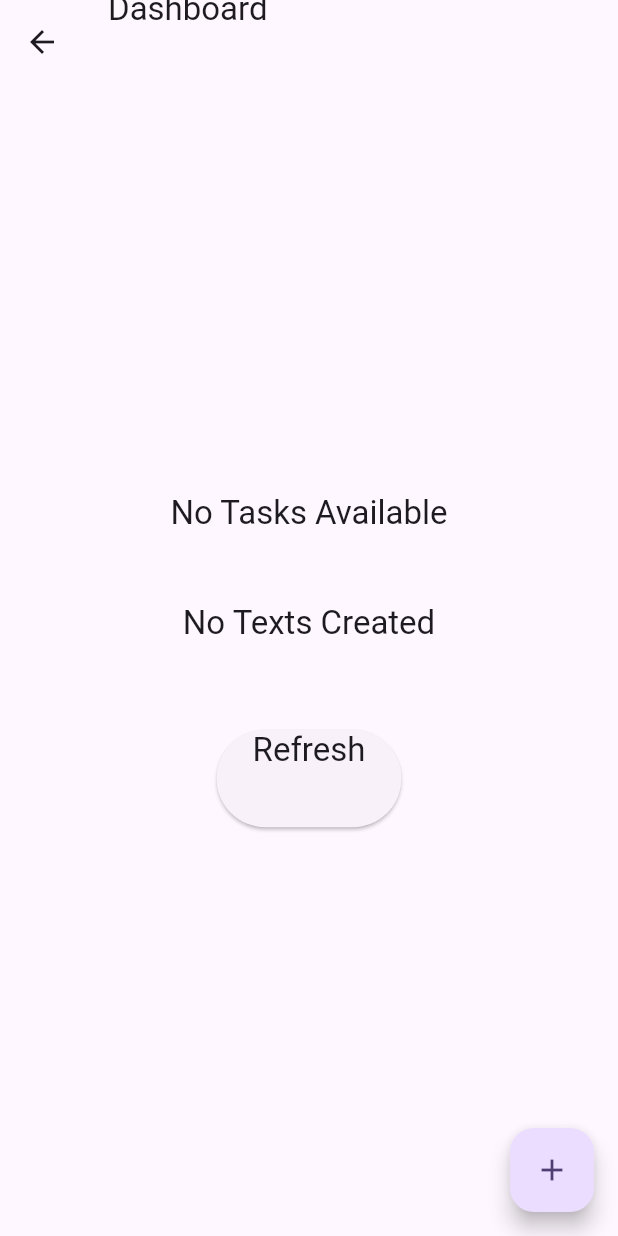
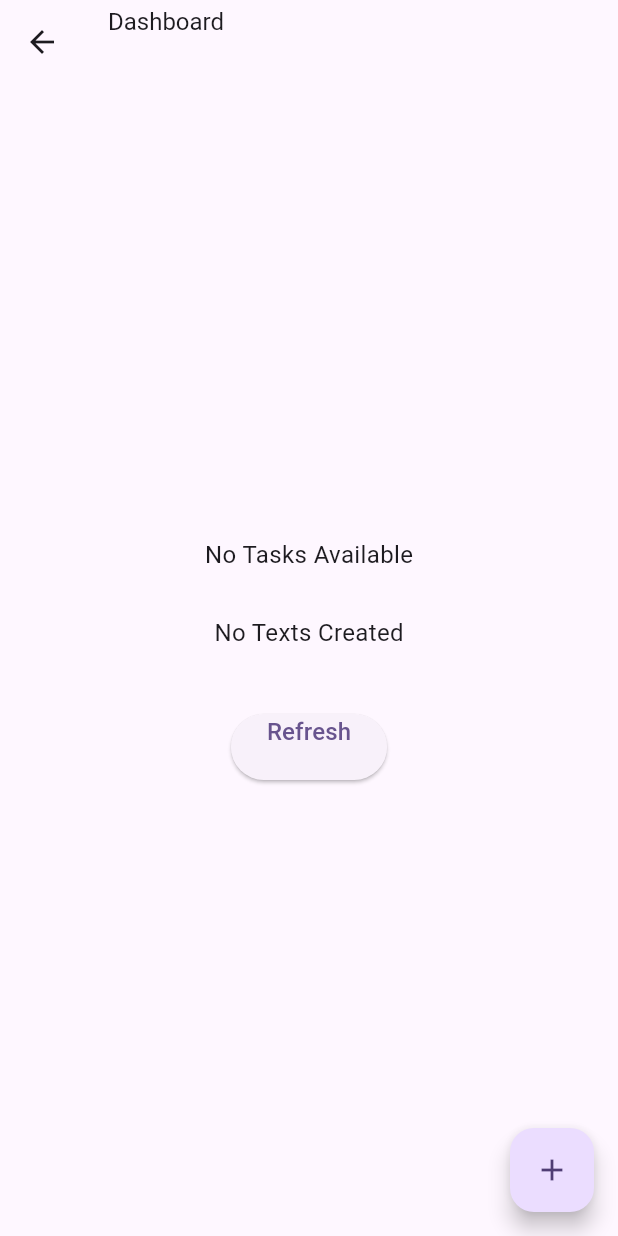
Before and after one commit to AayushChandorkar/kanban_app, a Flutter app: the DashboardPage screen opened by its route, on a phone screen of 412 x 824 dp. Run offline on Flutter 3.47's test engine with Material 3 defaults, Android fonts, the phone set to English and light mode, and no system bars; our stand-ins replace cloud_firestore, connectivity_plus, drift, firebase_auth, firebase_core, flutter_bloc and 1 more; accounts and stored records are empty; generated files the repository leaves out were written again; network calls fail.

Commit message:
String localisation and reusable widgets added

```diff
--- a/lib/core/utils/custom_text.dart
+++ b/lib/core/utils/custom_text.dart
@@ -3,29 +3,27 @@ import 'package:flutter/material.dart';
 class DetailText extends StatelessWidget {
   final String label;
   final String? value;
-  final double spacing;
+  final double? textSize;
 
   const DetailText({
     super.key,
     required this.label,
     this.value,
-    this.spacing = 16,
+    this.textSize,
   });
 
   @override
   Widget build(BuildContext context) {
-    return Padding(
-      padding: EdgeInsets.only(bottom: spacing),
-      child: Column(
+    return Column(
       crossAxisAlignment: CrossAxisAlignment.start,
       children: [
         Text(
           label,
-            style: Theme.of(context).textTheme.titleLarge,
+          overflow: TextOverflow.visible,
+          style: TextStyle(fontSize: textSize ?? 16)
         ),
         Text(value ?? ""),
       ],
-      ),
     );
   }
 }
--- a/lib/features/tasks/presentation/screens/add_task_page.dart
+++ b/lib/features/tasks/presentation/screens/add_task_page.dart
@@ -59,7 +59,10 @@ class AddTaskPage extends StatelessWidget {
         }
       },
       child: Scaffold(
-        appBar: AppBar(title: DetailText(label: Strings.addTaskText)),
+        appBar: AppBar(title: Padding(
+          padding: EdgeInsets.only(top: 50),
+          child: DetailText(label: Strings.addTaskText),
+        )),
         body: Padding(
           padding: const EdgeInsets.all(16),
           child: Form(
--- a/lib/features/tasks/presentation/screens/dashboard_page.dart
+++ b/lib/features/tasks/presentation/screens/dashboard_page.dart
@@ -121,7 +121,9 @@ class DashboardPage extends StatelessWidget {
 
           return Scaffold(
             appBar: AppBar(
-              title: const DetailText(label:  Strings.dashboardText),
+              title: Padding(
+                  padding: EdgeInsets.only(top: 50),
+                  child: const DetailText(label: Strings.dashboardText)),
               actions: [
                 IconButton(
                   icon: const Icon(Icons.logout),
--- a/lib/features/tasks/presentation/screens/view_task_page.dart
+++ b/lib/features/tasks/presentation/screens/view_task_page.dart
@@ -20,7 +20,10 @@ class ViewTaskPage extends StatelessWidget {
 
     return Scaffold(
       appBar: AppBar(
-        title: const DetailText(label:  Strings.taskDetailsText),
+        title: Padding(
+          padding: EdgeInsets.only(top: 50),
+          child: const DetailText(label:  Strings.taskDetailsText),
+        ),
         actions: [
           IconButton(
             icon: const Icon(Icons.edit),
@@ -67,6 +70,7 @@ class ViewTaskPage extends StatelessWidget {
     return Padding(
       padding: const EdgeInsets.all(16),
       child: Column(
+        spacing: 8,
         crossAxisAlignment: CrossAxisAlignment.start,
         children: [
           DetailText(label: Strings.titleText, value: task.title),
```
Also changed, not shown: lib/features/tasks/presentation/screens/edit_task_page.dart (+5 -2 lines). Lines whose indentation alone changed are shown as unchanged.
